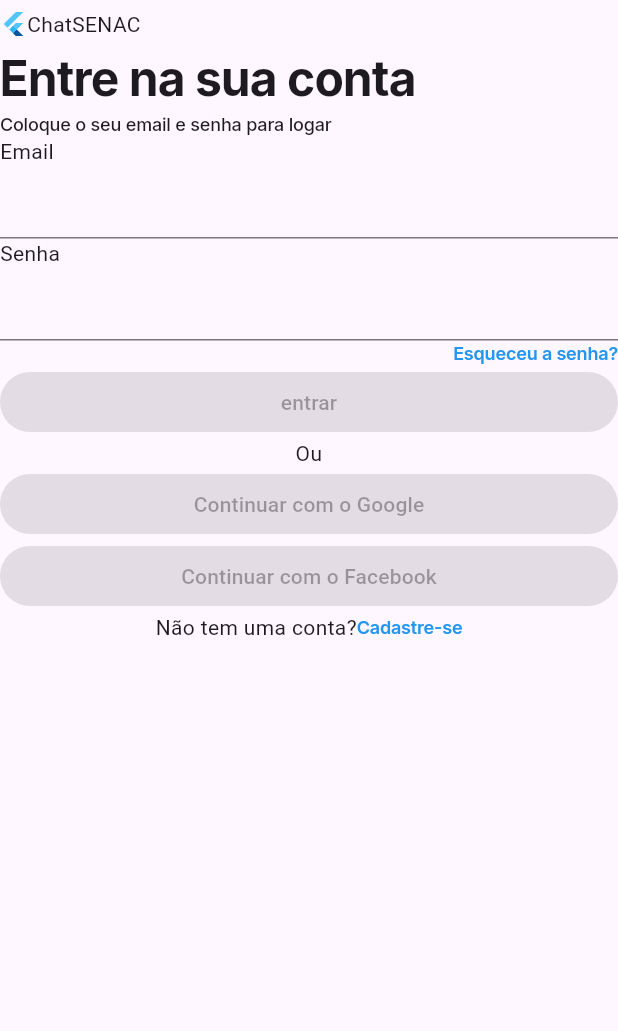
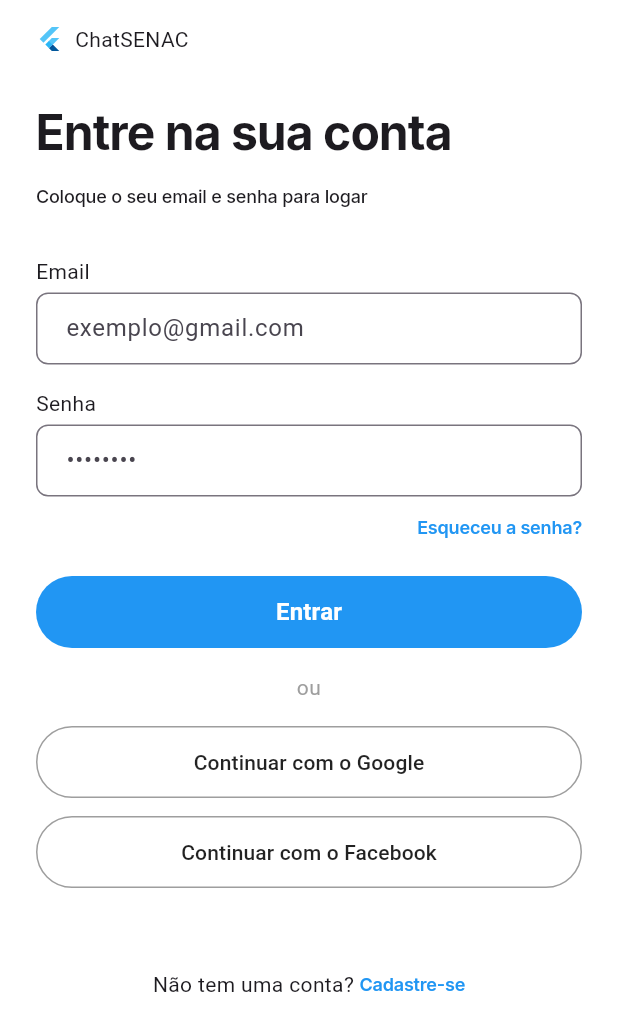
Before and after one commit to Gabriel22325/ChatSENAC, a Flutter app: the screen it shows after launch, on a phone screen of 412 x 824 dp. Shown: the top 1031 px of the screen. Run offline on Flutter 3.47's test engine with Material 3 defaults, Android fonts, the phone set to English and light mode, and no system bars.

Commit message:
finaliza o layout

```diff
--- a/lib/main.dart
+++ b/lib/main.dart
@@ -9,7 +9,9 @@ class MyApp extends StatelessWidget {
   @override
   Widget build(BuildContext context) {
     return MaterialApp(
+      debugShowCheckedModeBanner: false, // Tópico 2: Remove a faixa de debug
       home: Scaffold(
+        backgroundColor: Colors.white,
         body: SafeArea(child: Login()),
       ),
     );
@@ -19,43 +21,126 @@ class MyApp extends StatelessWidget {
 class Login extends StatelessWidget {
   @override
   Widget build(BuildContext context) {
-    return Column(
+    return SingleChildScrollView(
+      // Tópico 1: Rolagem e margens nas bordas
+      padding: const EdgeInsets.symmetric(horizontal: 24.0, vertical: 16.0),
+      child: Column(
         crossAxisAlignment: CrossAxisAlignment.stretch,
         children: [
-        Row(children: [FlutterLogo(size: 18,),
+          // Logo e Nome do App
+          Row(
+            children: [
+              FlutterLogo(size: 18),
+              const SizedBox(width: 8), // Tópico 3: Espaço horizontal
               Text("ChatSENAC"),
-          SizedBox(height: 32,)
             ],
           ),
-        //Titulos
+          const SizedBox(height: 32), // Tópico 3
 
-        Text("Entre na sua conta", style: Tipografia.h1
+          // Títulos
+          Text("Entre na sua conta", style: Tipografia.h1),
+          const SizedBox(height: 12), // Tópico 3
+          Text("Coloque o seu email e senha para logar", style: Tipografia.subtitulo),
+          const SizedBox(height: 32), // Tópico 3
+
+          // Campo de Email
+          Text("Email"),
+          const SizedBox(height: 4), // Tópico 3
+          TextField(
+            // Tópico 4: Estilização do input
+            decoration: InputDecoration(
+              hintText: "exemplo@gmail.com",
+              border: OutlineInputBorder(borderRadius: BorderRadius.circular(8)),
+              contentPadding: const EdgeInsets.symmetric(horizontal: 16, vertical: 12),
             ),
-        Text("Coloque o seu email e senha para logar" , style: Tipografia.subtitulo),
+          ),
+          const SizedBox(height: 16), // Tópico 3
 
+          // Campo de Senha
+          Text("Senha"),
+          const SizedBox(height: 4), // Tópico 3
+          TextField(
+            // Tópico 5: Oculta a senha
+            obscureText: true,
+            decoration: InputDecoration(
+              hintText: "••••••••",
+              border: OutlineInputBorder(borderRadius: BorderRadius.circular(8)),
+              contentPadding: const EdgeInsets.symmetric(horizontal: 16, vertical: 12),
+            ),
+          ),
+          const SizedBox(height: 12), // Tópico 3
 
-        // Campos
-        Text("Email"),
-        TextField(),
-        Text("Senha"),
-        TextField(),
-        InkWell(child: Text("Esqueceu a senha?", textAlign: TextAlign.right,
-          style: Tipografia.Link,)),
+          // Esqueceu a senha
+          InkWell(
+            child: Text(
+              "Esqueceu a senha?",
+              style: Tipografia.Link,
+              textAlign: TextAlign.right,
+            ),
+          ),
+          const SizedBox(height: 24), // Tópico 3
 
-        //Botões
-        ElevatedButton(onPressed: null, child: Text("entrar")),
-        Text("Ou", textAlign: TextAlign.center,),
-        ElevatedButton(onPressed: null, child: Text("Continuar com o Google")),
-        ElevatedButton(
-            onPressed: null, child: Text("Continuar com o Facebook")),
+          // Botão Entrar Principal
+          SizedBox(
+            height: 48,
+            child: ElevatedButton(
+              onPressed: () {},
+              style: ElevatedButton.styleFrom(
+                backgroundColor: Colors.blue,
+                foregroundColor: Colors.white,
+                shape: const StadiumBorder(),
+                elevation: 0,
+              ),
+              child: const Text("Entrar", style: TextStyle(fontSize: 16, fontWeight: FontWeight.bold)),
+            ),
+          ),
+          const SizedBox(height: 16), // Tópico 3
+
+          const Text("ou", textAlign: TextAlign.center, style: TextStyle(color: Colors.grey)),
+          const SizedBox(height: 16), // Tópico 3
+
+          // Tópico 6: Botão Google com OutlinedButton e altura 48
+          SizedBox(
+            height: 48,
+            child: OutlinedButton(
+              onPressed: () {},
+              style: OutlinedButton.styleFrom(
+                shape: const StadiumBorder(),
+                side: const BorderSide(color: Colors.grey),
+              ),
+              child: const Text("Continuar com o Google", style: TextStyle(color: Colors.black87)),
+            ),
+          ),
+          const SizedBox(height: 12), // Tópico 3
+
+          // Tópico 6: Botão Facebook com OutlinedButton e altura 48
+          SizedBox(
+            height: 48,
+            child: OutlinedButton(
+              onPressed: () {},
+              style: OutlinedButton.styleFrom(
+                shape: const StadiumBorder(),
+                side: const BorderSide(color: Colors.grey),
+              ),
+              child: const Text("Continuar com o Facebook", style: TextStyle(color: Colors.black87)),
+            ),
+          ),
+          const SizedBox(height: 54), // Tópico 3
+
+          // Rodapé Cadastre-se
           Row(
             mainAxisAlignment: MainAxisAlignment.center,
             children: [
-            Text("Não tem uma conta?"),
-            InkWell(child: Text("Cadastre-se",
-            style: Tipografia.Link)),
-          ],)
+              Text("Não tem uma conta? "),
+              InkWell(
+                onTap: () {},
+                // TÓPICO 7 APLICADO AQUI: Correção ortográfica de "Cdastre-se" para "Cadastre-se"
+                child: Text("Cadastre-se", style: Tipografia.Link),
+              ),
             ],
+          ),
+        ],
+      ),
     );
   }
 }
--- a/pubspec.yaml
+++ b/pubspec.yaml
@@ -78,7 +78,7 @@ flutter:
       fonts:
         - asset: assets/fontes/Inter-Regular.ttf
         - asset: assets/fontes/Inter-Italic.ttf
-          style:
+          style: italic
   #   - family: Schyler
   #     fonts:
   #       - asset: fonts/Schyler-Regular.ttf
```
Lines whose indentation alone changed are shown as unchanged.
